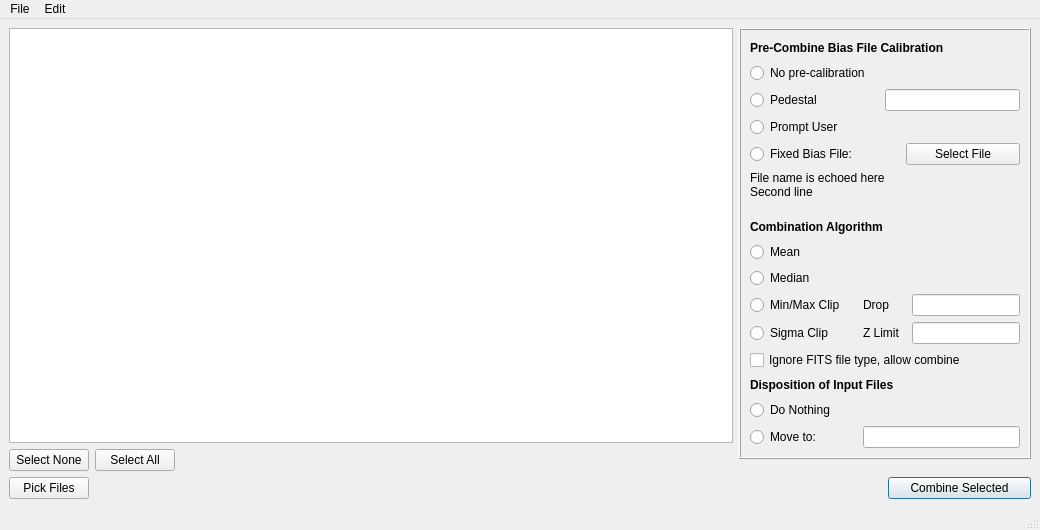
Qt form MainWindow.ui (RMcDOttawa/MasterDarkMaker) before a commit.
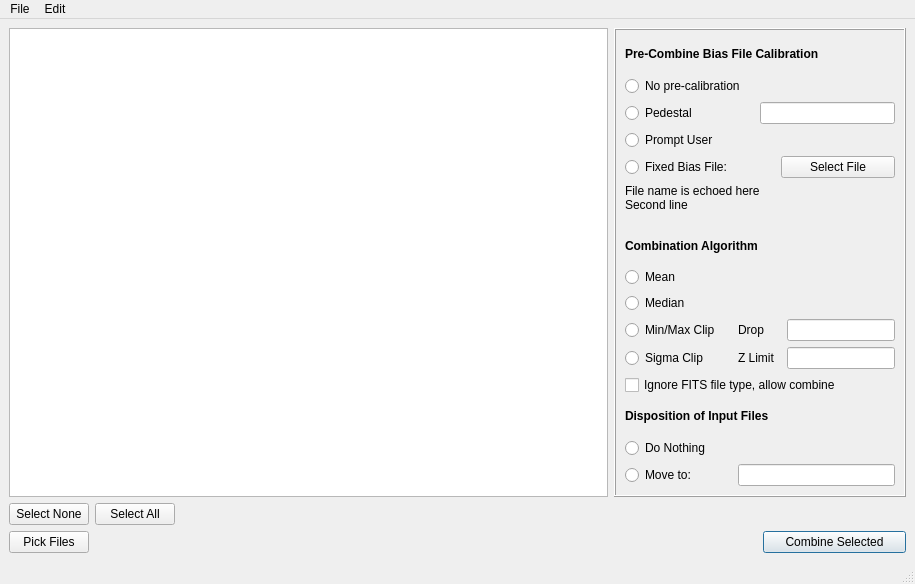
The same form after that commit.

Commit message: Started working on grouping feature.  Preferences data structure and UI done

The edit to the form file:
```diff
--- a/MainWindow.ui
+++ b/MainWindow.ui
@@ -6,14 +6,14 @@
    <rect>
     <x>0</x>
     <y>0</y>
-    <width>1040</width>
-    <height>530</height>
+    <width>915</width>
+    <height>584</height>
    </rect>
   </property>
   <property name="minimumSize">
    <size>
-    <width>700</width>
-    <height>400</height>
+    <width>915</width>
+    <height>584</height>
    </size>
   </property>
   <property name="windowTitle">
@@ -381,7 +381,7 @@
     <rect>
      <x>0</x>
      <y>0</y>
-     <width>1040</width>
+     <width>915</width>
      <height>22</height>
     </rect>
    </property>
```
The commit also changes 4 other files.
